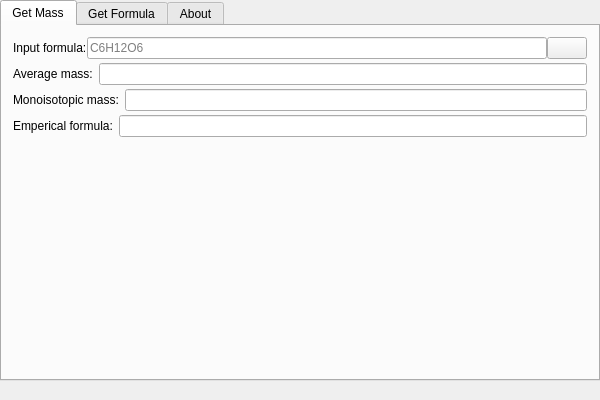
zwpwjwtz/MassCalculator, file src/mainwindow.ui: the form before one commit.
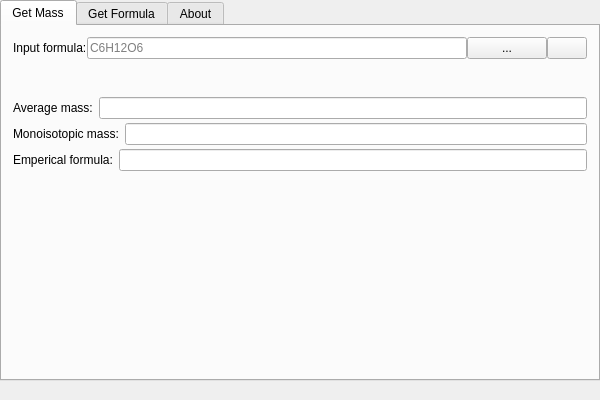
The form after the commit. Icons and pictures are not drawn. Custom widgets are drawn as their Qt base class.

Commit message: Use modification when calculating formula mass.

```diff
--- a/src/mainwindow.ui
+++ b/src/mainwindow.ui
@@ -66,6 +66,13 @@
             </property>
            </widget>
           </item>
+          <item>
+           <widget class="QPushButton" name="buttonModification">
+            <property name="text">
+             <string>...</string>
+            </property>
+           </widget>
+          </item>
           <item>
            <widget class="QPushButton" name="buttonGetMass">
             <property name="toolTip">
@@ -79,6 +86,16 @@
           </item>
          </layout>
         </item>
+        <item>
+         <widget class="FrameFormulaModification" name="frameModification">
+          <property name="minimumSize">
+           <size>
+            <width>300</width>
+            <height>30</height>
+           </size>
+          </property>
+         </widget>
+        </item>
         <item>
          <layout class="QHBoxLayout" name="horizontalLayout_2">
           <item>
@@ -451,6 +468,12 @@
    <header>widget/frameformulalist.h</header>
    <container>1</container>
   </customwidget>
+  <customwidget>
+   <class>FrameFormulaModification</class>
+   <extends>QFrame</extends>
+   <header>widget/frameformulamodification.h</header>
+   <container>1</container>
+  </customwidget>
  </customwidgets>
  <resources>
   <include location="resources.qrc"/>
```
The commit also changes 15 other files.
